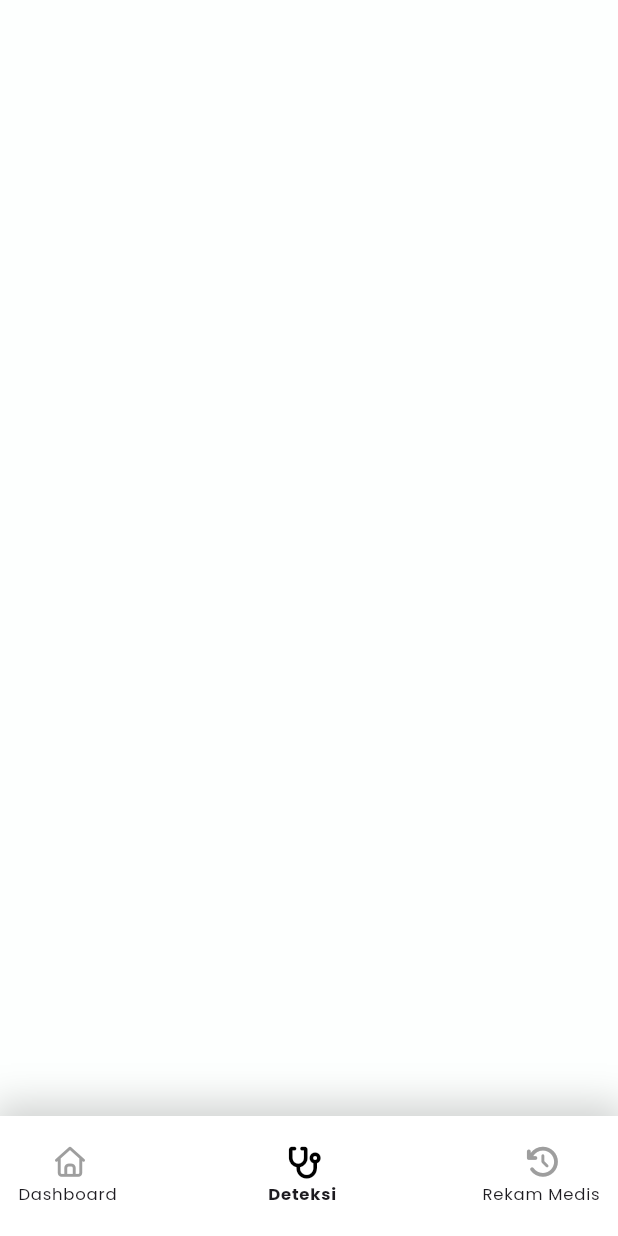
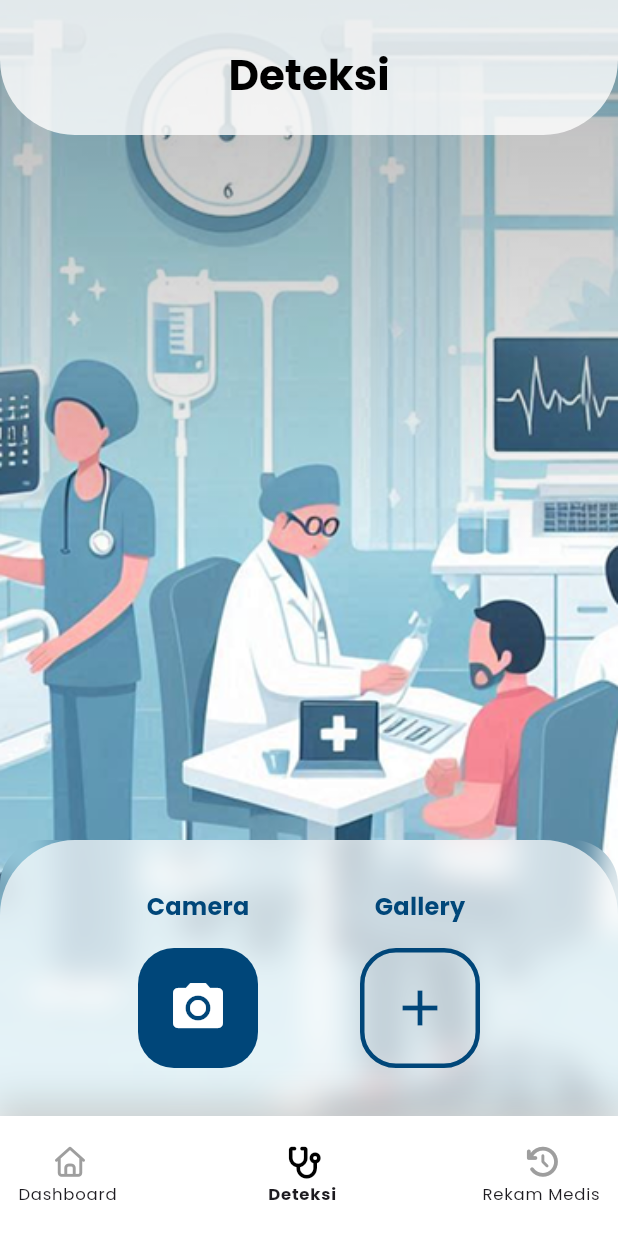
Before and after one commit to NotDaniArya/panoramicai, a Flutter app: the NavigationMenu screen opened directly, item 2 of the bottom bar chosen, on a phone screen of 412 x 824 dp. Run offline on Flutter 3.47's test engine with Material 3 defaults, Android fonts, the phone set to English and light mode, and no system bars; our stand-ins replace cached_network_image, carousel_slider, dio, fl_chart, flutter_riverpod, font_awesome_flutter and 4 more.

Commit message:
feat: tampilan deteksi sudah selesai dan juga sudah bisa memilih gambar dan crop gambar yang dipilih agar lebih jelas dalam proses deteksi

```diff
--- /dev/null
+++ b/lib/features/deteksi/presentations/screens/deteksi_screen.dart
@@ -0,0 +1,20 @@
+import 'package:flutter/material.dart';
+import 'package:panoramicai/features/deteksi/presentations/screens/widgets/background_image.dart';
+import 'package:panoramicai/features/deteksi/presentations/screens/widgets/deteksi_appbar.dart';
+import 'package:panoramicai/features/deteksi/presentations/screens/widgets/lapisan_bawah.dart';
+
+class DeteksiScreen extends StatelessWidget {
+  const DeteksiScreen({super.key});
+
+  @override
+  Widget build(BuildContext context) {
+    return const Scaffold(
+      body: Stack(
+        children: [
+          BackgroundImage(),
+          Column(children: [DeteksiAppbar(), Spacer(), LapisanBawah()]),
+        ],
+      ),
+    );
+  }
+}
--- /dev/null
+++ b/lib/features/deteksi/presentations/screens/widgets/background_image.dart
@@ -0,0 +1,27 @@
+import 'package:flutter/material.dart';
+
+class BackgroundImage extends StatelessWidget {
+  const BackgroundImage({super.key});
+
+  @override
+  Widget build(BuildContext context) {
+    return Container(
+      height: MediaQuery.of(context).size.height,
+      decoration: const BoxDecoration(
+        image: DecorationImage(
+          image: AssetImage('assets/images/image_bg.png'),
+          fit: BoxFit.cover,
+        ),
+      ),
+      child: Container(
+        decoration: BoxDecoration(
+          gradient: LinearGradient(
+            colors: [Colors.black.withOpacity(0.3), Colors.transparent],
+            begin: Alignment.topCenter,
+            end: Alignment.center,
+          ),
+        ),
+      ),
+    );
+  }
+}
--- /dev/null
+++ b/lib/features/deteksi/presentations/screens/widgets/button_deteksi.dart
@@ -0,0 +1,104 @@
+import 'package:flutter/material.dart';
+import 'package:image_cropper/image_cropper.dart';
+import 'package:image_picker/image_picker.dart';
+import 'package:panoramicai/utils/constant/colors.dart';
+
+class ButtonDeteksi extends StatefulWidget {
+  const ButtonDeteksi({
+    super.key,
+    required this.label,
+    required this.icon,
+    this.isPrimary = false,
+    this.isCamera = true,
+  });
+
+  final String label;
+  final IconData icon;
+  final bool isPrimary;
+  final bool isCamera;
+
+  @override
+  State<ButtonDeteksi> createState() => _ButtonDeteksiState();
+}
+
+class _ButtonDeteksiState extends State<ButtonDeteksi> {
+  // File? _pickedImageFile;
+
+  Future<void> _pickImage(ImageSource source) async {
+    final imagePicker = ImagePicker();
+    final pickedImage = await imagePicker.pickImage(
+      source: source,
+      imageQuality: 70,
+    );
+
+    if (pickedImage == null) return;
+
+    final croppedFile = await ImageCropper().cropImage(
+      sourcePath: pickedImage.path,
+      uiSettings: [
+        AndroidUiSettings(
+          toolbarTitle: 'Sesuaikan gambar',
+          toolbarColor: TColors.primaryColor,
+          toolbarWidgetColor: Colors.white,
+          initAspectRatio: CropAspectRatioPreset.square,
+          lockAspectRatio: true,
+        ), // Kunci rasio agar tetap persegi
+        IOSUiSettings(
+          title: 'Potong Gambar',
+          aspectRatioLockEnabled: true,
+          aspectRatioPickerButtonHidden: true,
+        ),
+      ],
+    );
+
+    if (croppedFile == null) return;
+
+    setState(() {
+      // _pickedImageFile = File(croppedFile.path);
+    });
+  }
+
+  @override
+  Widget build(BuildContext context) {
+    return Column(
+      mainAxisSize: MainAxisSize.min,
+      children: [
+        Text(
+          widget.label,
+          style: Theme.of(context).textTheme.titleMedium?.copyWith(
+            fontWeight: FontWeight.bold,
+            color: TColors.primaryColor,
+          ),
+        ),
+        const SizedBox(height: 16),
+        InkWell(
+          onTap: widget.isCamera
+              ? () {
+                  _pickImage(ImageSource.camera);
+                }
+              : () {
+                  _pickImage(ImageSource.gallery);
+                },
+          child: Container(
+            width: 80,
+            height: 80,
+            decoration: BoxDecoration(
+              color: widget.isPrimary
+                  ? TColors.primaryColor
+                  : Colors.transparent,
+              borderRadius: BorderRadius.circular(24),
+              border: widget.isPrimary
+                  ? null
+                  : Border.all(color: TColors.primaryColor, width: 3),
+            ),
+            child: Icon(
+              widget.icon,
+              color: widget.isPrimary ? Colors.white : TColors.primaryColor,
+              size: 40,
+            ),
+          ),
+        ),
+      ],
+    );
+  }
+}
--- /dev/null
+++ b/lib/features/deteksi/presentations/screens/widgets/deteksi_appbar.dart
@@ -0,0 +1,43 @@
+import 'package:flutter/material.dart';
+import 'package:panoramicai/utils/constant/sizes.dart';
+
+class DeteksiAppbar extends StatelessWidget implements PreferredSizeWidget {
+  const DeteksiAppbar({super.key});
+
+  @override
+  Widget build(BuildContext context) {
+    return Stack(
+      children: [
+        Container(
+          width: double.infinity,
+          height: 90,
+          foregroundDecoration: BoxDecoration(
+            color: Colors.white.withOpacity(0.8),
+            borderRadius: const BorderRadius.only(
+              bottomLeft: Radius.circular(50),
+              bottomRight: Radius.circular(50),
+            ),
+          ),
+        ),
+        Container(
+          width: double.infinity,
+          padding: const EdgeInsetsGeometry.symmetric(
+            vertical: TSizes.spaceBtwSections,
+          ),
+          child: Text(
+            'Deteksi',
+            textAlign: TextAlign.center,
+            style: Theme.of(context).textTheme.headlineMedium!.copyWith(
+              color: Colors.black,
+              fontWeight: FontWeight.bold,
+            ),
+          ),
+        ),
+      ],
+    );
+  }
+
+  @override
+  // TODO: implement preferredSize
+  Size get preferredSize => const Size.fromHeight(kToolbarHeight * 1.1);
+}
--- /dev/null
+++ b/lib/features/deteksi/presentations/screens/widgets/lapisan_bawah.dart
@@ -0,0 +1,50 @@
+import 'dart:ui';
+
+import 'package:flutter/material.dart';
+import 'package:panoramicai/features/deteksi/presentations/screens/widgets/button_deteksi.dart';
+
+class LapisanBawah extends StatelessWidget {
+  const LapisanBawah({super.key});
+
+  @override
+  Widget build(BuildContext context) {
+    return ClipRRect(
+      borderRadius: const BorderRadiusGeometry.only(
+        topLeft: Radius.circular(30),
+        topRight: Radius.circular(30),
+      ),
+      child: BackdropFilter(
+        filter: ImageFilter.blur(sigmaX: 10, sigmaY: 10),
+        child: Container(
+          padding: const EdgeInsetsGeometry.symmetric(
+            horizontal: 24,
+            vertical: 32,
+          ),
+          decoration: BoxDecoration(
+            color: Colors.white.withOpacity(0.7),
+            borderRadius: const BorderRadius.only(
+              topLeft: Radius.circular(50),
+              topRight: Radius.circular(50),
+            ),
+          ),
+          child: const Row(
+            mainAxisAlignment: MainAxisAlignment.spaceEvenly,
+            children: [
+              ButtonDeteksi(
+                label: 'Camera',
+                icon: Icons.camera_alt,
+                isPrimary: true,
+              ),
+              ButtonDeteksi(
+                label: 'Gallery',
+                icon: Icons.add,
+                isPrimary: false,
+                isCamera: false,
+              ),
+            ],
+          ),
+        ),
+      ),
+    );
+  }
+}
--- a/lib/navigation_menu.dart
+++ b/lib/navigation_menu.dart
@@ -1,5 +1,6 @@
 import 'package:flutter/material.dart';
 import 'package:font_awesome_flutter/font_awesome_flutter.dart';
+import 'package:panoramicai/features/deteksi/presentations/screens/deteksi_screen.dart';
 import 'package:panoramicai/features/home/presentation/screens/home_screen.dart';
 import 'package:panoramicai/utils/constant/colors.dart';
 
@@ -16,7 +17,7 @@ class _NavigationMenuState extends State<NavigationMenu> {
   static final List<Widget> _listMenu = [
     // const HomeScreen(),
     const HomeScreen(),
-    Container(),
+    const DeteksiScreen(),
     Container(),
   ];
 
```
Also changed, not shown: 1 other file.
